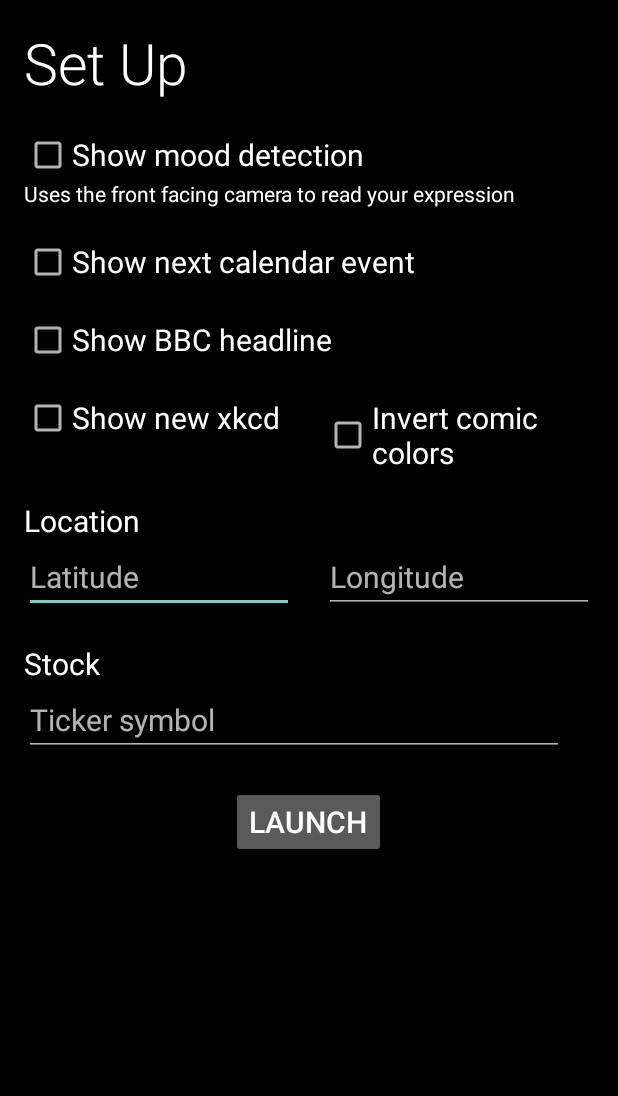
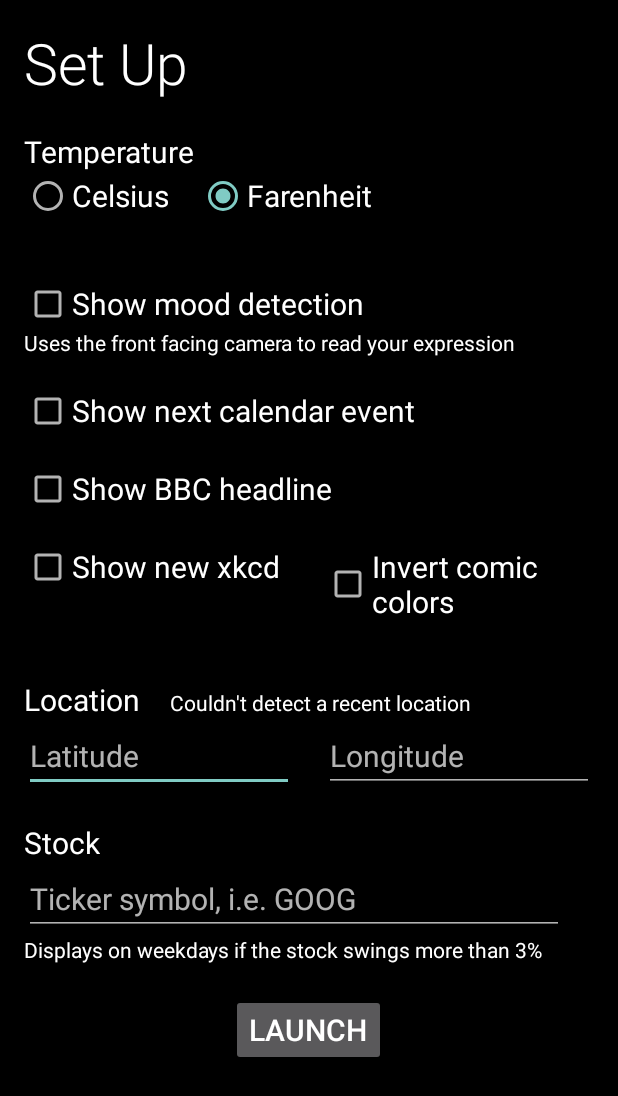
Before and after one commit to HannahMitt/HomeMirror, an Android app: the screen it shows after launch (SetUpActivity), on a phone screen of 412 x 824 dp. Shown: the top 1096 px of the screen. Run offline under Robolectric (Android 15) with nearby library versions, the phone set to English and light mode, and no system bars.

Commit message:
Configure temperature, and fix crash with mood module

```diff
--- a/app/src/main/java/com/morristaedt/mirror/MirrorActivity.java
+++ b/app/src/main/java/com/morristaedt/mirror/MirrorActivity.java
@@ -219,7 +219,7 @@ public class MirrorActivity extends ActionBarActivity {
         mWaterPlants.setVisibility(ChoresModule.waterPlantsToday() ? View.VISIBLE : View.GONE);
         mGroceryList.setVisibility(ChoresModule.makeGroceryListToday() ? View.VISIBLE : View.GONE);
 
-        ForecastModule.getHourlyForecast(getResources(), mConfigSettings.getLatitude(), mConfigSettings.getLongitude(), mForecastListener);
+        ForecastModule.getHourlyForecast(getResources(), mConfigSettings.getForecastUnits(), mConfigSettings.getLatitude(), mConfigSettings.getLongitude(), mForecastListener);
 
         if (mConfigSettings.showNewsHeadline()) {
             NewsModule.getNewsHeadline(mNewsListener);
--- a/app/src/main/java/com/morristaedt/mirror/SetUpActivity.java
+++ b/app/src/main/java/com/morristaedt/mirror/SetUpActivity.java
@@ -14,6 +14,7 @@ import android.view.View;
 import android.view.inputmethod.InputMethodManager;
 import android.widget.CheckBox;
 import android.widget.EditText;
+import android.widget.RadioGroup;
 import android.widget.Toast;
 
 import com.morristaedt.mirror.configuration.ConfigurationSettings;
@@ -34,6 +35,7 @@ public class SetUpActivity extends Activity {
     @Nullable
     private Location mLocation;
 
+    private RadioGroup mTemperatureChoice;
     private CheckBox mMoodDetectionCheckbox;
     private CheckBox mShowNextCaledarEventCheckbox;
     private CheckBox mShowNewsHeadlineCheckbox;
@@ -50,6 +52,9 @@ public class SetUpActivity extends Activity {
         setContentView(R.layout.activity_configuration);
 
         mConfigSettings = new ConfigurationSettings(this);
+
+        mTemperatureChoice = (RadioGroup) findViewById(R.id.temperature_group);
+        mTemperatureChoice.check(mConfigSettings.getIsCelsius() ? R.id.celsius : R.id.farenheit);
 
         mMoodDetectionCheckbox = (CheckBox) findViewById(R.id.mood_detection_checkbox);
         mMoodDetectionCheckbox.setChecked(mConfigSettings.showMoodDetection());
@@ -145,6 +150,7 @@ public class SetUpActivity extends Activity {
     }
 
     private void saveFields() {
+        mConfigSettings.setIsCelsius(mTemperatureChoice.getCheckedRadioButtonId() == R.id.celsius);
         mConfigSettings.setShowMoodDetection(mMoodDetectionCheckbox.isChecked());
         mConfigSettings.setShowNextCalendarEvent(mShowNextCaledarEventCheckbox.isChecked());
         mConfigSettings.setShowNewsHeadline(mShowNewsHeadlineCheckbox.isChecked());
--- a/app/src/main/java/com/morristaedt/mirror/configuration/ConfigurationSettings.java
+++ b/app/src/main/java/com/morristaedt/mirror/configuration/ConfigurationSettings.java
@@ -4,6 +4,8 @@ import android.content.Context;
 import android.content.SharedPreferences;
 import android.support.annotation.NonNull;
 import android.text.TextUtils;
+
+import com.morristaedt.mirror.requests.ForecastRequest;
 
 /**
  * Created by HannahMitt on 9/26/15.
@@ -12,6 +14,7 @@ public class ConfigurationSettings {
 
     private static final String PREFS_MIRROR = "MirrorPrefs";
 
+    private static final String FORECAST_UNITS = "forecast_units";
     private static final String USE_MOOD_DETECTION = "mood_detection";
     private static final String SHOW_CALENDAR = "show_calendar";
     private static final String SHOW_HEADLINE = "show_headline";
@@ -23,6 +26,8 @@ public class ConfigurationSettings {
 
     @NonNull
     private SharedPreferences mSharedPrefs;
+
+    private String mForecastUnits;
 
     private boolean mShowMoodDetection;
     private boolean mShowNextCalendarEvent;
@@ -41,6 +46,7 @@ public class ConfigurationSettings {
     }
 
     private void readPrefs() {
+        mForecastUnits = mSharedPrefs.getString(FORECAST_UNITS, ForecastRequest.UNITS_US);
         mShowMoodDetection = mSharedPrefs.getBoolean(USE_MOOD_DETECTION, false);
         mShowNextCalendarEvent = mSharedPrefs.getBoolean(SHOW_CALENDAR, false);
         mShowNewsHeadline = mSharedPrefs.getBoolean(SHOW_HEADLINE, false);
@@ -51,6 +57,12 @@ public class ConfigurationSettings {
         mLongitude = mSharedPrefs.getString(LON, "");
 
         mStockTickerSymbol = mSharedPrefs.getString(STOCK_TICKER, "");
+    }
+
+    public void setIsCelsius(boolean isCelsius) {
+        SharedPreferences.Editor editor = mSharedPrefs.edit();
+        editor.putString(FORECAST_UNITS, isCelsius ? ForecastRequest.UNITS_SI : ForecastRequest.UNITS_US);
+        editor.apply();
     }
 
     public void setShowMoodDetection(boolean show) {
@@ -101,6 +113,14 @@ public class ConfigurationSettings {
         editor.apply();
     }
 
+    public boolean getIsCelsius() {
+        return ForecastRequest.UNITS_SI.equals(mForecastUnits);
+    }
+
+    public String getForecastUnits() {
+        return mForecastUnits;
+    }
+
     public boolean showMoodDetection() {
         return mShowMoodDetection;
     }
--- a/app/src/main/java/com/morristaedt/mirror/modules/ForecastModule.java
+++ b/app/src/main/java/com/morristaedt/mirror/modules/ForecastModule.java
@@ -26,7 +26,7 @@ public class ForecastModule {
         void onShouldBike(boolean showToday, boolean shouldBike);
     }
 
-    public static void getHourlyForecast(final Resources resources, final String lat, final String lon, final ForecastListener listener) {
+    public static void getHourlyForecast(final Resources resources, final String units, final String lat, final String lon, final ForecastListener listener) {
         new AsyncTask<Void, Void, ForecastResponse>() {
 
             @Override
@@ -37,7 +37,6 @@ public class ForecastModule {
 
                 ForecastRequest service = restAdapter.create(ForecastRequest.class);
                 String excludes = "minutely,daily,flags";
-                String units = "si";
 
                 try {
                     return service.getHourlyForecast(resources.getString(R.string.dark_sky_api_key), lat, lon, excludes, units);
--- a/app/src/main/java/com/morristaedt/mirror/modules/MoodModule.java
+++ b/app/src/main/java/com/morristaedt/mirror/modules/MoodModule.java
@@ -24,21 +24,21 @@ public class MoodModule {
 
     private MoodListener mCallBacks;
 
-    public interface MoodListener{
+    public interface MoodListener {
         void onShouldGivePositiveAffirmation(String affirmation);
     }
 
-    public MoodModule(WeakReference<Context> contextWeakReference){
+    public MoodModule(WeakReference<Context> contextWeakReference) {
         mContextWeakReference = contextWeakReference;
     }
 
-    public void getCurrentMood(MoodListener moodListener){
+    public void getCurrentMood(MoodListener moodListener) {
         createCameraSource();
         mCallBacks = moodListener;
     }
 
     public void release() {
-        if(mCameraSource != null){
+        if (mCameraSource != null) {
             mCameraSource.release();
             mCameraSource = null;
         }
@@ -65,7 +65,7 @@ public class MoodModule {
             @Override
             public void receiveDetections(final Detector.Detections<Face> detections) {
                 final SparseArray<Face> detectedItems = detections.getDetectedItems();
-                if(detectedItems.size() != 0){
+                if (detectedItems.size() != 0) {
                     final int key = detectedItems.keyAt(0);
                     final Face face = detectedItems.get(key);
                     final float isSmilingProbability = face.getIsSmilingProbability();
@@ -95,8 +95,8 @@ public class MoodModule {
                     .build();
 
             mCameraSource.start();
-        } catch (IOException e) {
-            Log.e(TAG, "Something went horribly wrong, with your face.");
+        } catch (IOException | RuntimeException e) {
+            Log.e(TAG, "Something went horribly wrong, with your face.", e);
         }
     }
 
@@ -106,14 +106,14 @@ public class MoodModule {
 
         String feedback;
 
-        if(isSmiling || aFaceIsntDetected){
+        if (isSmiling || aFaceIsntDetected) {
             return null;
         }
 
         final Resources resources = mContextWeakReference.get().getResources();
-        if(isSmilingProbability < 0.15){
+        if (isSmilingProbability < 0.15) {
             feedback = resources.getString(R.string.it_gets_better);
-        } else if(isSmilingProbability < 0.30){
+        } else if (isSmilingProbability < 0.30) {
             feedback = resources.getString(R.string.looking_good);
         } else {
             feedback = resources.getString(R.string.something_special);
--- a/app/src/main/java/com/morristaedt/mirror/modules/YahooFinanceModule.java
+++ b/app/src/main/java/com/morristaedt/mirror/modules/YahooFinanceModule.java
@@ -55,7 +55,7 @@ public class YahooFinanceModule {
             protected void onPostExecute(YahooStockResponse stockResponse) {
                 if (stockResponse != null && stockResponse.getQuoteResponse() != null) {
                     YahooStockResponse.YahooQuoteResponse quoteResponse = stockResponse.getQuoteResponse();
-                    if (quoteResponse.getPercentageChange().abs().compareTo(BigDecimal.valueOf(0.05)) >= 0) {
+                    if (quoteResponse.getPercentageChange().abs().compareTo(BigDecimal.valueOf(0.03)) >= 0) {
                         listener.onNewStockPrice(quoteResponse);
                         return;
                     }
--- a/app/src/main/java/com/morristaedt/mirror/requests/ForecastRequest.java
+++ b/app/src/main/java/com/morristaedt/mirror/requests/ForecastRequest.java
@@ -9,6 +9,9 @@ import retrofit.http.Query;
  */
 public interface ForecastRequest {
 
+    public static final String UNITS_SI = "si";
+    public static final String UNITS_US = "us";
+
     @GET("/forecast/{apikey}/{lat},{lon}")
     ForecastResponse getHourlyForecast(@Path("apikey") String apiKey, @Path("lat") String lat, @Path("lon") String lon, @Query("exclude") String exclude, @Query("units") String units);
 }
--- a/app/src/main/res/layout/activity_configuration.xml
+++ b/app/src/main/res/layout/activity_configuration.xml
@@ -15,6 +15,38 @@
             android:layout_width="wrap_content"
             android:layout_height="wrap_content"
             android:text="@string/set_up" />
+
+        <TextView
+            style="@style/ConfigurationItemText"
+            android:layout_width="wrap_content"
+            android:layout_height="wrap_content"
+            android:text="Temperature" />
+
+        <RadioGroup
+            android:id="@+id/temperature_group"
+            android:layout_width="match_parent"
+            android:layout_height="wrap_content"
+            android:layout_marginBottom="@dimen/item_margin"
+            android:orientation="horizontal">
+
+            <RadioButton
+                android:id="@+id/celsius"
+                style="@style/ConfigurationItemText"
+                android:layout_width="wrap_content"
+                android:layout_height="wrap_content"
+                android:layout_marginTop="0dp"
+                android:text="Celsius" />
+
+            <RadioButton
+                android:id="@+id/farenheit"
+                style="@style/ConfigurationItemText"
+                android:layout_width="wrap_content"
+                android:layout_height="wrap_content"
+                android:layout_marginTop="0dp"
+                android:layout_marginLeft="@dimen/item_margin"
+                android:text="Farenheit" />
+
+        </RadioGroup>
 
         <CheckBox
             android:id="@+id/mood_detection_checkbox"
@@ -49,6 +81,7 @@
         <LinearLayout
             android:layout_width="match_parent"
             android:layout_height="wrap_content"
+            android:layout_marginBottom="@dimen/item_margin"
             android:orientation="horizontal">
 
             <CheckBox
@@ -77,11 +110,27 @@
             android:layout_height="wrap_content"
             android:orientation="vertical">
 
-            <TextView
-                style="@style/ConfigurationItemText"
-                android:layout_width="wrap_content"
+            <RelativeLayout
+                android:layout_width="match_parent"
                 android:layout_height="wrap_content"
-                android:text="@string/location" />
+                android:orientation="horizontal">
+
+                <TextView
+                    android:id="@+id/location_title"
+                    style="@style/ConfigurationItemText"
+                    android:layout_width="wrap_content"
+                    android:layout_height="wrap_content"
+                    android:text="@string/location" />
+
+                <TextView
+                    style="@style/ConfigurationDescriptionText"
+                    android:layout_width="match_parent"
+                    android:layout_height="wrap_content"
+                    android:layout_alignBaseline="@id/location_title"
+                    android:layout_toRightOf="@id/location_title"
+                    android:layout_marginLeft="@dimen/item_margin"
+                    android:text="Couldn't detect a recent location" />
+            </RelativeLayout>
 
             <LinearLayout
                 android:layout_width="match_parent"
@@ -124,6 +173,12 @@
             android:hint="@string/ticker_symbol"
             android:inputType="textCapCharacters" />
 
+        <TextView
+            style="@style/ConfigurationDescriptionText"
+            android:layout_width="match_parent"
+            android:layout_height="wrap_content"
+            android:text="@string/stock_description" />
+
         <Button
             android:id="@+id/launch_button"
             android:layout_width="wrap_content"
--- a/app/src/main/res/layout/activity_mirror.xml
+++ b/app/src/main/res/layout/activity_mirror.xml
@@ -35,6 +35,7 @@
     <TextView
         android:id="@+id/calendar_title"
         style="@style/MirrorText"
+        android:visibility="gone"
         android:layout_width="match_parent"
         android:layout_height="wrap_content"
         android:layout_marginTop="@dimen/mirror_item_spacing"
@@ -48,6 +49,7 @@
     <TextView
         android:id="@+id/calendar_details"
         style="@style/MirrorText"
+        android:visibility="gone"
         android:layout_width="match_parent"
         android:layout_height="wrap_content"
         android:ellipsize="marquee"
--- a/app/src/main/res/values/strings.xml
+++ b/app/src/main/res/values/strings.xml
@@ -40,10 +40,11 @@
     <string name="invert_colors">Invert comic colors</string>
     <string name="show_calendar_event">Show next calendar event</string>
     <string name="stock">Stock</string>
-    <string name="ticker_symbol">Ticker symbol</string>
+    <string name="ticker_symbol">Ticker symbol, i.e. GOOG</string>
     <string name="show_headline">Show BBC headline</string>
     <string name="found_location">Found location</string>
     <string name="mood_explanation">Uses the front facing camera to read your expression</string>
+    <string name="stock_description">Displays on weekdays if the stock swings more than 3%</string>
 
 
 </resources>
```
